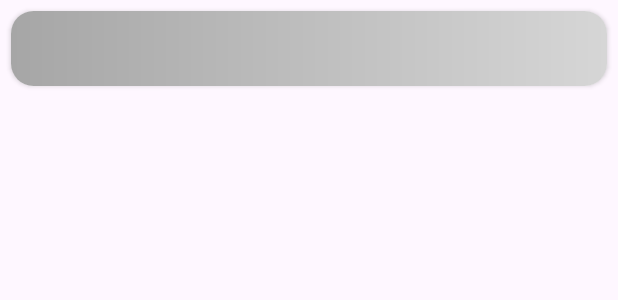
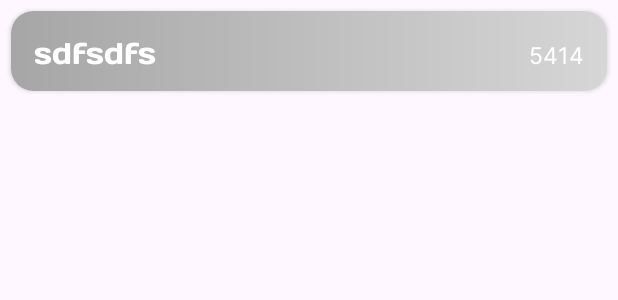
Before and after one commit to EvaMish/ShoppingList, an Android app: the layout item_shop_disabled.xml on its own in the app's theme, with its tools: preview values and no code run, on a phone screen of 412 x 824 dp. Shown: the top 300 px of the screen. Run offline under Robolectric (Android 15) with nearby library versions, the phone set to English and light mode, and no system bars.

Commit message:
fix layout

```diff
--- a/app/src/main/res/layout/item_shop_disabled.xml
+++ b/app/src/main/res/layout/item_shop_disabled.xml
@@ -5,25 +5,29 @@
     xmlns:app="http://schemas.android.com/apk/res-auto"
     android:layout_margin="7dp"
     android:elevation="1dp"
-    style="@style/CardView_Disabled."
     app:cardCornerRadius="15dp">
 
     <LinearLayout
         android:layout_width="match_parent"
         android:layout_height="match_parent"
         android:orientation="horizontal"
-        android:layout_margin="15dp"
-        android:background="@color/cardview_light_background">
-
+        android:padding="15dp"
+        android:background="@drawable/gradient_item_disabled">
         <TextView
             android:layout_width="0dp"
-            android:layout_height="wrap_content"
+            android:layout_height="match_parent"
             android:layout_weight="1"
+            android:fontFamily="@font/days"
+            android:textColor="@color/white"
+            android:textSize="20sp"
             android:text="sdfsdfs" />
 
         <TextView
             android:layout_width="wrap_content"
             android:layout_height="wrap_content"
+            android:fontFamily="@font/inter_regular"
+            android:textColor="@color/white"
+            android:textSize="15sp"
             android:text="5414" />
 
 
--- a/app/src/main/res/values/strings.xml
+++ b/app/src/main/res/values/strings.xml
@@ -1,3 +1,6 @@
 <resources>
     <string name="app_name">ShoppingList</string>
+    <string name="content_description_button">Add new shop item</string>
+    <string name="content_description_scrollView">Shop items</string>
+
 </resources>
--- a/app/src/main/res/values/themes.xml
+++ b/app/src/main/res/values/themes.xml
@@ -1,20 +1,10 @@
 <resources xmlns:tools="http://schemas.android.com/tools">
     <!-- Base application theme. -->
-    <style name="Base.Theme.ShoppingList" parent="Theme.Material3.DayNight.NoActionBar">
+    <style name="Base.Theme.ShoppingList" parent="Theme.Material3.Light.NoActionBar">
         <!-- Customize your light theme here. -->
         <!-- <item name="colorPrimary">@color/my_light_primary</item> -->
     </style>
 
     <style name="Theme.ShoppingList" parent="Base.Theme.ShoppingList" />
-    <style name="CardView_Enabled." parent="CardView">
-        <item name="android:foreground">
-            @drawable/gradient_item_enabled
-        </item>
-    </style>
 
-    <style name="CardView_Disabled." parent="CardView">
-        <item name="android:foreground">
-            @drawable/gradient_item_disabled
-        </item>
-    </style>
 </resources>
```
Also changed, not shown: app/src/main/java/com/example/shoppinglist/presentation/MainActivity.kt (+18 -2 lines), app/src/main/res/layout/activity_main.xml (+29 -8 lines), app/src/main/res/layout/item_shop_enabled.xml (+11 -2 lines), app/src/main/res/font/days.ttf (added), app/src/main/res/font/inter_regular.otf (added).
